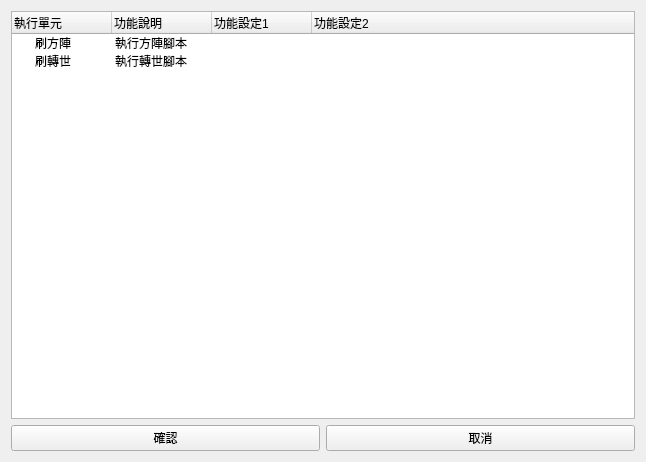
Above: Homepage/ChooseForm.ui from Jukon3234/ChatGPT_Make_me_WorkHarder before the change. Below: the same form after it.
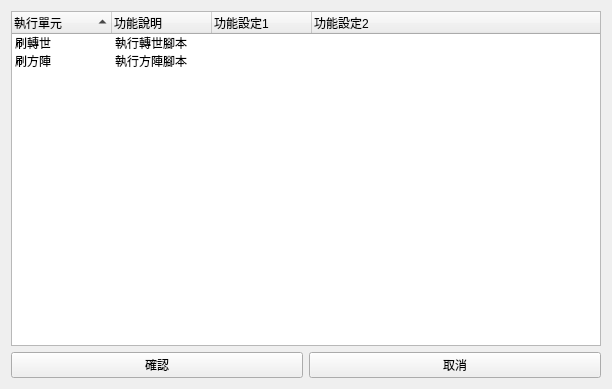
That is the form after the change.

Commit message:
UI : modify UI and add Buildbat.bat
[Detailed Description]
modify UI and add Buildbat.bat

[File type]
UI

```diff
--- a/Homepage/ChooseForm.ui
+++ b/Homepage/ChooseForm.ui
@@ -6,8 +6,8 @@
    <rect>
     <x>0</x>
     <y>0</y>
-    <width>646</width>
-    <height>462</height>
+    <width>612</width>
+    <height>389</height>
    </rect>
   </property>
   <property name="windowTitle">
@@ -35,6 +35,36 @@
        <property name="verticalScrollBarPolicy">
         <enum>Qt::ScrollBarAsNeeded</enum>
        </property>
+       <property name="indentation">
+        <number>20</number>
+       </property>
+       <property name="rootIsDecorated">
+        <bool>false</bool>
+       </property>
+       <property name="uniformRowHeights">
+        <bool>false</bool>
+       </property>
+       <property name="itemsExpandable">
+        <bool>true</bool>
+       </property>
+       <property name="sortingEnabled">
+        <bool>true</bool>
+       </property>
+       <property name="animated">
+        <bool>false</bool>
+       </property>
+       <property name="wordWrap">
+        <bool>false</bool>
+       </property>
+       <property name="headerHidden">
+        <bool>false</bool>
+       </property>
+       <attribute name="headerHighlightSections">
+        <bool>false</bool>
+       </attribute>
+       <attribute name="headerShowSortIndicator" stdset="0">
+        <bool>true</bool>
+       </attribute>
        <column>
         <property name="text">
          <string>執行單元</string>
@@ -55,20 +85,6 @@
          <string>功能設定2</string>
         </property>
        </column>
-       <item>
-        <property name="text">
-         <string>刷方陣</string>
-        </property>
-        <property name="text">
-         <string>執行方陣腳本</string>
-        </property>
-        <property name="text">
-         <string/>
-        </property>
-        <property name="text">
-         <string/>
-        </property>
-       </item>
        <item>
         <property name="text">
          <string>刷轉世</string>
@@ -77,6 +93,20 @@
          <string>執行轉世腳本</string>
         </property>
        </item>
+       <item>
+        <property name="text">
+         <string>刷方陣</string>
+        </property>
+        <property name="text">
+         <string>執行方陣腳本</string>
+        </property>
+        <property name="text">
+         <string/>
+        </property>
+        <property name="text">
+         <string/>
+        </property>
+       </item>
       </widget>
      </item>
     </layout>
```
The commit also changes 4 other files.
